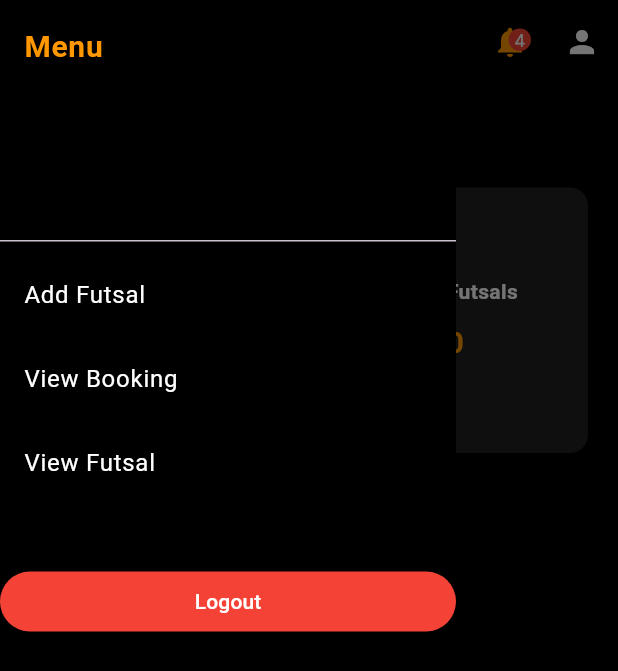
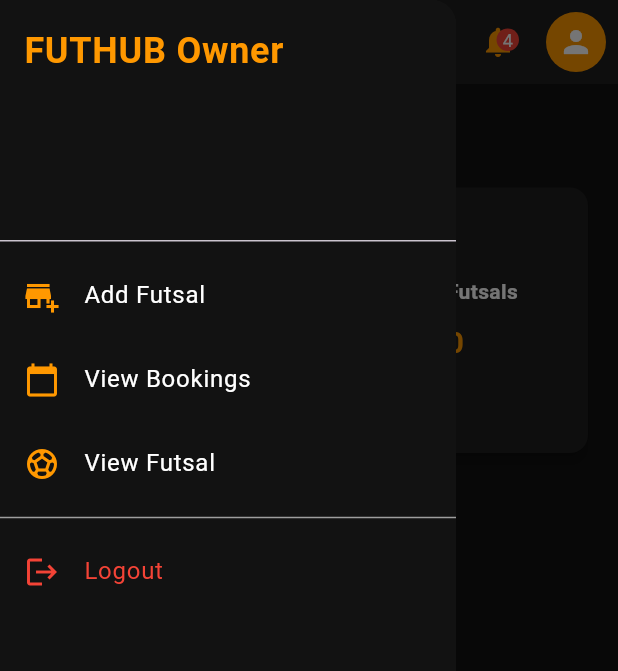
Before and after one commit to Susaan9shrestha/futhub2-final, a Flutter app: the FutsalOwnerDashboard screen opened by its route, with the side drawer open, on a phone screen of 412 x 824 dp. Shown: the top 671 px of the screen. Run offline on Flutter 3.47's test engine with Material 3 defaults, Android fonts, the phone set to English and light mode, and no system bars; our stand-ins replace image_picker, shared_preferences; missing offline and left inert: khalti, khalti_flutter; accounts and stored records are empty; network calls fail; key blocks and very long unbroken strings in the code were emptied for the run.

Commit message:
changes in ui for owner

```diff
--- a/frontend/lib/screens/futsal/futsal_owner_dashboard.dart
+++ b/frontend/lib/screens/futsal/futsal_owner_dashboard.dart
@@ -1,4 +1,3 @@
-
 import 'dart:convert';
 
 import 'package:flutter/material.dart';
@@ -81,23 +80,23 @@
 
   @override
   Widget build(BuildContext context) {
-    int totalBookings = futsals.length; // Total number of booking records
-
-    // Get unique futsal IDs safely
+    int totalBookings = futsals.length;
     Set<String> uniqueFutsalIds = futsals
         .map((booking) => booking['futsalId']?['_id']?.toString() ?? "Unknown")
-        .where((id) => id != "Unknown") // Filter out unknown values
+        .where((id) => id != "Unknown")
         .toSet();
     int totalFutsals = uniqueFutsalIds.length;
 
     return Scaffold(
       appBar: AppBar(
-        title: const Text("Futsal Owner Dashboard",
-            style: TextStyle(color: Colors.white)),
-        backgroundColor: Colors.black,
-        iconTheme: const IconThemeData(color: Colors.white),
+        title: const Text(
+          "Futsal Owner Dashboard",
+          style: TextStyle(
+              color: Colors.orange, fontSize: 24, fontWeight: FontWeight.bold),
+        ),
+        backgroundColor: const Color(0xFF1E1E1E),
+        iconTheme: const IconThemeData(color: Colors.orange),
         actions: [
-          // Notification Icon with Dropdown
           Stack(
             children: [
               IconButton(
@@ -126,49 +125,85 @@
                 ),
             ],
           ),
-          IconButton(
-            icon: const Icon(Icons.person, color: Colors.white),
-            onPressed: () {
+          GestureDetector(
+            onTap: () {
               Navigator.push(
                 context,
-                MaterialPageRoute(builder: (context) => const OwnerProfilePage()),
+                MaterialPageRoute(
+                    builder: (context) => const OwnerProfilePage()),
               );
             },
+            child: const Padding(
+              padding: EdgeInsets.all(8.0),
+              child: CircleAvatar(
+                backgroundColor: Colors.orange,
+                child: Icon(Icons.person, color: Colors.white),
+              ),
+            ),
           ),
         ],
       ),
       drawer: Drawer(
-        backgroundColor: Colors.black,
+        backgroundColor: const Color(0xFF121212),
         child: ListView(
-          padding: EdgeInsets.zero,
           children: [
             const DrawerHeader(
-              decoration: BoxDecoration(color: Colors.black),
+              decoration: BoxDecoration(
+                color: Color(0xFF121212),
+              ),
               child: Text(
-                "Menu",
+                'FUTHUB Owner',
                 style: TextStyle(
-                    color: Colors.orange,
-                    fontSize: 20,
-                    fontWeight: FontWeight.bold),
+                    fontSize: 24,
+                    fontWeight: FontWeight.bold,
+                    color: Colors.orange),
               ),
             ),
-            _buildDrawerItem(context, "Add Futsal", const AddFutsalPage()),
-            _buildDrawerItem(
-                context, "View Booking", const ViewBookingsPage()),
-            _buildDrawerItem(context, "View Futsal", const ViewFutsal()),
-            const SizedBox(height: 40),
-            ElevatedButton(
-              onPressed: () async {
+            ListTile(
+              leading: const Icon(Icons.add_business, color: Colors.orange),
+              title: const Text('Add Futsal',
+                  style: TextStyle(color: Colors.white)),
+              onTap: () {
+                Navigator.push(
+                  context,
+                  MaterialPageRoute(
+                      builder: (context) => const AddFutsalPage()),
+                );
+              },
+            ),
+            ListTile(
+              leading: const Icon(Icons.calendar_today, color: Colors.orange),
+              title: const Text('View Bookings',
+                  style: TextStyle(color: Colors.white)),
+              onTap: () {
+                Navigator.push(
+                  context,
+                  MaterialPageRoute(
+                      builder: (context) => const ViewBookingsPage()),
+                );
+              },
+            ),
+            ListTile(
+              leading: const Icon(Icons.sports_soccer, color: Colors.orange),
+              title: const Text('View Futsal',
+                  style: TextStyle(color: Colors.white)),
+              onTap: () {
+                Navigator.push(
+                  context,
+                  MaterialPageRoute(builder: (context) => const ViewFutsal()),
+                );
+              },
+            ),
+            const Divider(color: Colors.grey),
+            ListTile(
+              leading: const Icon(Icons.logout, color: Colors.red),
+              title: const Text('Logout', style: TextStyle(color: Colors.red)),
+              onTap: () async {
                 final prefs = await SharedPreferences.getInstance();
                 await prefs.clear();
                 Navigator.pushReplacementNamed(context, '/login');
               },
-              style: ElevatedButton.styleFrom(
-                backgroundColor: Colors.red,
-                foregroundColor: Colors.white,
-              ),
-              child: Text('Logout'),
-            )
+            ),
           ],
         ),
       ),
@@ -210,14 +245,14 @@
                     top: 60,
                     right: 10,
                     child: Material(
-                      color: Colors.black,
+                      color: const Color(0xFF121212),
                       elevation: 5,
                       borderRadius: BorderRadius.circular(10),
                       child: Container(
                         width: 250,
                         padding: const EdgeInsets.all(10),
                         decoration: BoxDecoration(
-                          color: Colors.grey[900],
+                          color: const Color(0xFF1E1E1E),
                           borderRadius: BorderRadius.circular(10),
                         ),
                         child: Column(
@@ -241,25 +276,13 @@
                   ),
               ],
             ),
-      backgroundColor: Colors.black,
-    );
-  }
-
-  Widget _buildDrawerItem(BuildContext context, String title, Widget page) {
-    return ListTile(
-      title: Text(title, style: const TextStyle(color: Colors.white)),
-      onTap: () {
-        Navigator.push(
-          context,
-          MaterialPageRoute(builder: (context) => page),
-        );
-      },
+      backgroundColor: const Color(0xFF121212),
     );
   }
 
   Widget _buildAnalyticsCard(String title, String value) {
     return Card(
-      color: Colors.grey[900],
+      color: const Color(0xFF1E1E1E),
       elevation: 4,
       shape: RoundedRectangleBorder(borderRadius: BorderRadius.circular(12)),
       child: Padding(
--- a/frontend/lib/services/api_service.dart
+++ b/frontend/lib/services/api_service.dart
@@ -164,7 +164,6 @@
     }
   }
 
-
   Future<List<User>> fetchPlayers() async {
     String? token = await _getToken();
     final response = await http.get(
```
